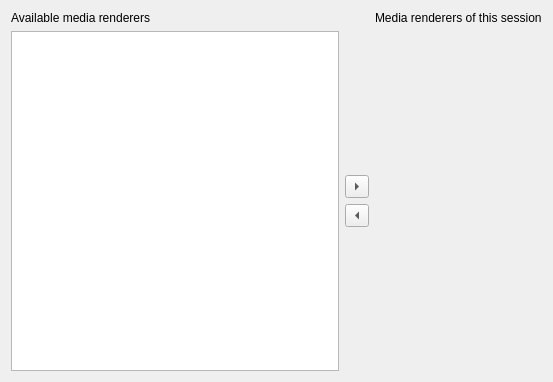
Old version of the form mqtclient/SessionAdminDlg.ui in the repository martinrunge/muroa.
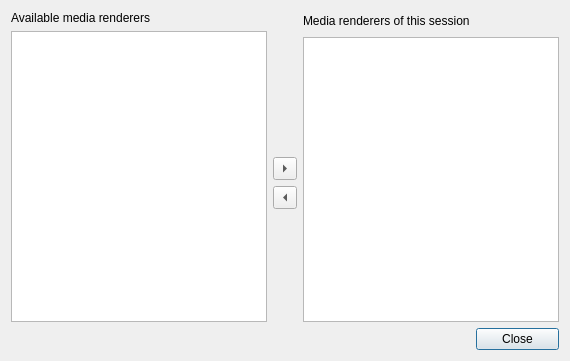
New version of the form. Custom widgets are drawn as their Qt base class.

Commit message: Working on DnD for render clients ...

Patch:
```diff
--- a/mqtclient/SessionAdminDlg.ui
+++ b/mqtclient/SessionAdminDlg.ui
@@ -9,8 +9,8 @@
    <rect>
     <x>0</x>
     <y>0</y>
-    <width>553</width>
-    <height>382</height>
+    <width>570</width>
+    <height>361</height>
    </rect>
   </property>
   <property name="windowTitle">
@@ -24,30 +24,59 @@
      </property>
     </widget>
    </item>
-   <item row="0" column="2">
+   <item row="0" column="2" rowspan="2">
     <widget class="QLabel" name="ownRenderersLabel">
      <property name="text">
       <string>Media renderers of this session</string>
      </property>
     </widget>
    </item>
-   <item row="1" column="0" rowspan="4">
-    <widget class="QListView" name="availRenderersListView"/>
-   </item>
-   <item row="1" column="1">
-    <spacer name="verticalSpacer_2">
-     <property name="orientation">
-      <enum>Qt::Vertical</enum>
+   <item row="1" column="0" rowspan="5">
+    <widget class="CRenderClientsListView" name="availRenderersListView">
+     <property name="acceptDrops">
+      <bool>true</bool>
      </property>
-     <property name="sizeHint" stdset="0">
-      <size>
-       <width>20</width>
-       <height>102</height>
-      </size>
+     <property name="dragEnabled">
+      <bool>true</bool>
      </property>
-    </spacer>
+     <property name="dragDropMode">
+      <enum>QAbstractItemView::DragDrop</enum>
+     </property>
+     <property name="defaultDropAction">
+      <enum>Qt::MoveAction</enum>
+     </property>
+    </widget>
    </item>
    <item row="2" column="1">
+    <spacer name="verticalSpacer_2">
+     <property name="orientation">
+      <enum>Qt::Vertical</enum>
+     </property>
+     <property name="sizeHint" stdset="0">
+      <size>
+       <width>20</width>
+       <height>102</height>
+      </size>
+     </property>
+    </spacer>
+   </item>
+   <item row="2" column="2" rowspan="4" colspan="2">
+    <widget class="CRenderClientsListView" name="ownRenderersListView">
+     <property name="acceptDrops">
+      <bool>true</bool>
+     </property>
+     <property name="dragEnabled">
+      <bool>true</bool>
+     </property>
+     <property name="dragDropMode">
+      <enum>QAbstractItemView::DragDrop</enum>
+     </property>
+     <property name="defaultDropAction">
+      <enum>Qt::MoveAction</enum>
+     </property>
+    </widget>
+   </item>
+   <item row="3" column="1">
     <widget class="QToolButton" name="addBtn">
      <property name="text">
       <string>...</string>
@@ -57,7 +86,7 @@
      </property>
     </widget>
    </item>
-   <item row="3" column="1">
+   <item row="4" column="1">
     <widget class="QToolButton" name="removeBtn">
      <property name="text">
       <string>...</string>
@@ -67,7 +96,7 @@
      </property>
     </widget>
    </item>
-   <item row="4" column="1">
+   <item row="5" column="1">
     <spacer name="verticalSpacer">
      <property name="orientation">
       <enum>Qt::Vertical</enum>
@@ -80,8 +109,22 @@
      </property>
     </spacer>
    </item>
+   <item row="6" column="3">
+    <widget class="QPushButton" name="closeButton">
+     <property name="text">
+      <string>Close</string>
+     </property>
+    </widget>
+   </item>
   </layout>
  </widget>
+ <customwidgets>
+  <customwidget>
+   <class>CRenderClientsListView</class>
+   <extends>QListView</extends>
+   <header>CRenderClientsListView.h</header>
+  </customwidget>
+ </customwidgets>
  <resources/>
  <connections/>
 </ui>
```
Left out of the diff: 19 changed lines with no effect on the pictures. The commit also changes 17 other files.
